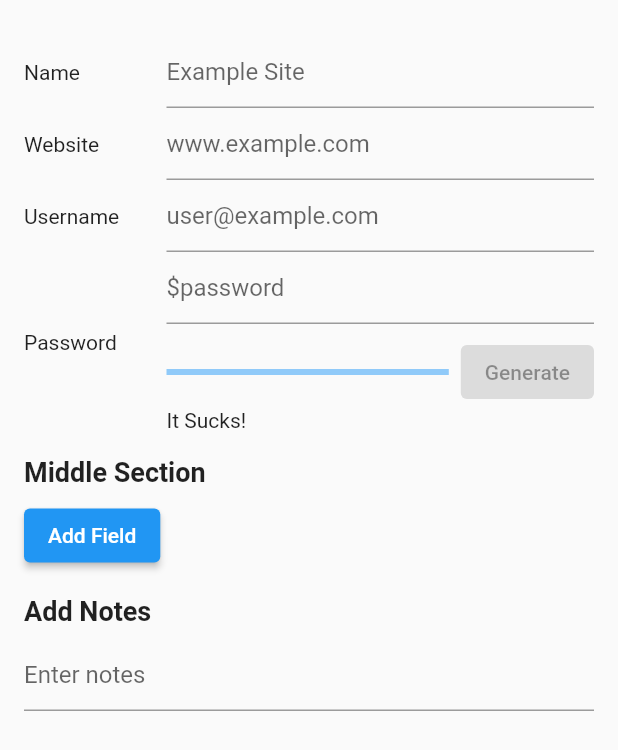
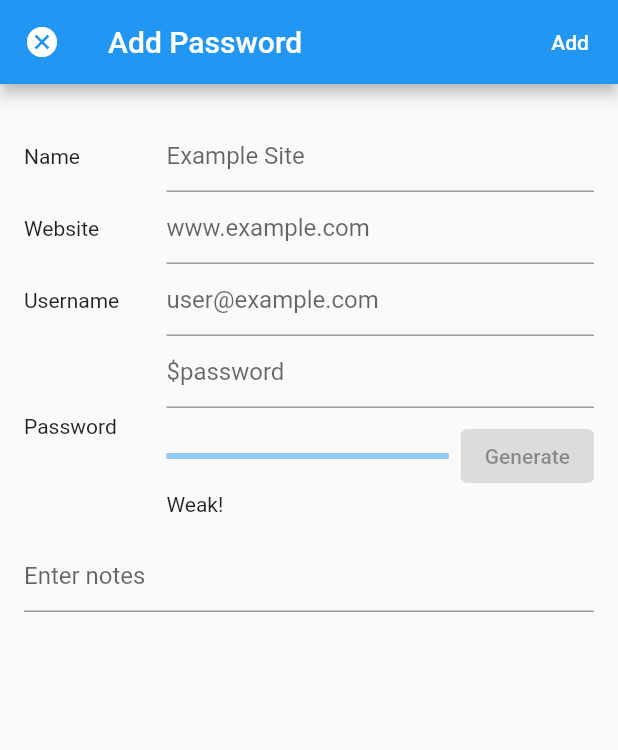
Before and after one commit to tapashmajumder/flutter_stashword, a Flutter app: the AddPasswordWidget screen opened directly, on a phone screen of 412 x 824 dp. Shown: the top 750 px of the screen. Run offline on Flutter 3.47's test engine with Material 2 defaults, Android fonts, the phone set to English and light mode, and no system bars; our stand-ins replace dartz, equatable, flutter_hooks, flutter_secure_storage, hive, hive_flutter and 2 more; missing offline and left inert: encrypt, pointycastle; accounts and stored records are empty.

Commit message:
1. Add Password is really adding password now. 2. Fix the showDialog mixin. now there is no need to pass the AppBar.

```diff
--- a/lib/ui/item/add_password.dart
+++ b/lib/ui/item/add_password.dart
@@ -2,75 +2,82 @@ import 'package:Stashword/model/item_models.dart';
 import 'package:Stashword/state/providers.dart';
 import 'package:Stashword/util/ace_util.dart';
 import 'package:flutter/material.dart';
-import 'package:Stashword/ui/util/mixin.dart';
 import 'package:hooks_riverpod/hooks_riverpod.dart';
+import 'package:flutter_hooks/flutter_hooks.dart';
 
-class MyFormNotifier extends StateNotifier<List<(String, String)>> {
-  MyFormNotifier()
-      : super([
-          ('Name', 'Example Site'),
-          ('Website', 'www.example.com'),
-          ('Username', 'user@eaxample.com'),
-          ('Password', '\$password'),
-        ]);
+class AddPasswordWidget extends HookConsumerWidget {
+  const AddPasswordWidget({
+    Key? key,
+  }) : super(key: key);
 
-  void addField() {
-    final newFieldIndex = state.length + 1;
-    state = [...state, ('Field $newFieldIndex', '')];
+  @override
+  Widget build(BuildContext context, WidgetRef ref) {
+    final nameEditingController = useTextEditingController();
+    final websiteEditingController = useTextEditingController();
+    final userNameEditingController = useTextEditingController();
+    final notesEditingController = useTextEditingController();
+    final passwordWidget = PasswordFormFieldWidget();
+
+    (bool, String?) validate({
+      final String? name,
+      final String? website,
+      final String? userName,
+      final String? password,
+    }) {
+      if (name == null) {
+        return (false, "Name can't be empty");
+      } else {
+        return (true, null);
       }
     }
 
-final StateNotifierProvider<MyFormNotifier, List<(String, String)>> fieldsProvider = StateNotifierProvider((ref) => MyFormNotifier());
+    void onAddTapped() {
+      final name = nameEditingController.text.nullIfEmpty();
+      final website = websiteEditingController.text.nullIfEmpty();
+      final userName = userNameEditingController.text.nullIfEmpty();
+      final password = passwordWidget.password.nullIfEmpty();
+      final notes = notesEditingController.text.nullIfEmpty();
 
-class AddPasswordWidget extends HookConsumerWidget with CustomDialogMixin {
-  AddPasswordWidget({
-    super.key,
-  });
-
-  AppBar createAppBar(BuildContext context, WidgetRef ref) {
-    return AppBar(
-      shape: const RoundedRectangleBorder(
-        borderRadius: BorderRadius.only(
-          topLeft: Radius.circular(10),
-          topRight: Radius.circular(10),
-        ),
-      ),
-      automaticallyImplyLeading: false,
-      leading: IconButton(
-        icon: const Icon(Icons.cancel),
+      final (valid, errorMessage) = validate(name: name, website: website, userName: userName, password: password);
+      if (!valid) {
+        showDialog(
+          context: context,
+          builder: (BuildContext context) {
+            return AlertDialog(
+              title: const Text('Error saving item'),
+              content: Text(errorMessage ?? "Invalid input"),
+              actions: [
+                TextButton(
+                  child: const Text('OK'),
                   onPressed: () {
-          ref.read(providers.itemViewStateProvider.notifier).state = ItemViewState.view;
-          Navigator.of(context).pop();
+                    Navigator.of(context).pop(); // Closes the dialog
                   },
                 ),
-      title: const Text("Add Password"),
-      actions: [
-        TextButton(
-          onPressed: () {
+              ],
+            );
+          },
+        );
+        return;
+      }
+
       final item = PasswordModel(
         id: AceUtil.newUuid(),
-              iv: "iv2",
-              name: "Amazon AWS 33",
-              userName: "user@example.com",
-              sharedItem: true,
+        iv: AceUtil.newIv(),
+        name: name,
+        url: website,
+        userName: userName,
+        password: password,
+        notes: notes,
       );
 
       ref.read(providers.itemsProvider.notifier).addItem(item: item);
       ref.read(providers.itemViewStateProvider.notifier).state = ItemViewState.view;
       Navigator.of(context).pop();
-          },
-          child: const Text("Save", style: TextStyle(color: Colors.white)),
-        ),
-      ],
-    );
     }
 
-  @override
-  Widget build(BuildContext context, WidgetRef ref) {
-    final fieldNamesNotifier = ref.watch(fieldsProvider.notifier);
-    final fieldNames = ref.watch(fieldsProvider);
 
     return Scaffold(
+      appBar: createAppBar(context, ref, onAddTapped),
       body: Padding(
         padding: const EdgeInsets.all(16.0),
         child: Column(
@@ -85,7 +92,7 @@ class AddPasswordWidget extends HookConsumerWidget with CustomDialogMixin {
                     Expanded(
                       flex: 3,
                       child: TextFormField(
-                        controller: TextEditingController(),
+                        controller: nameEditingController,
                         decoration: const InputDecoration(
                           hintText: 'Example Site',
                         ),
@@ -99,7 +106,7 @@ class AddPasswordWidget extends HookConsumerWidget with CustomDialogMixin {
                     Expanded(
                       flex: 3,
                       child: TextFormField(
-                        controller: TextEditingController(),
+                        controller: websiteEditingController,
                         decoration: const InputDecoration(
                           hintText: 'www.example.com',
                         ),
@@ -113,7 +120,7 @@ class AddPasswordWidget extends HookConsumerWidget with CustomDialogMixin {
                     Expanded(
                       flex: 3,
                       child: TextFormField(
-                        controller: TextEditingController(),
+                        controller: userNameEditingController,
                         decoration: const InputDecoration(
                           hintText: 'user@example.com',
                         ),
@@ -121,26 +128,12 @@ class AddPasswordWidget extends HookConsumerWidget with CustomDialogMixin {
                     ),
                   ],
                 ),
-                PasswordFormFieldWidget(),
+                passwordWidget,
               ],
             ),
             const SizedBox(height: 16),
-            const Text(
-              'Middle Section',
-              style: TextStyle(fontSize: 18, fontWeight: FontWeight.bold),
-            ),
-            const SizedBox(height: 8),
-            ElevatedButton(
-              onPressed: fieldNamesNotifier.addField,
-              child: const Text('Add Field'),
-            ),
-            const SizedBox(height: 16),
-            const Text(
-              'Add Notes',
-              style: TextStyle(fontSize: 18, fontWeight: FontWeight.bold),
-            ),
-            const SizedBox(height: 8),
             TextFormField(
+              controller: notesEditingController,
               maxLines: null, // Allows multiline input
               keyboardType: TextInputType.multiline, // Specifies multiline keyboard
               decoration: const InputDecoration(
@@ -152,21 +145,41 @@ class AddPasswordWidget extends HookConsumerWidget with CustomDialogMixin {
       ),
     );
   }
+
+  AppBar createAppBar(BuildContext context, WidgetRef ref, VoidCallback onAddTapped) {
+    return AppBar(
+      automaticallyImplyLeading: false,
+      leading: IconButton(
+        icon: const Icon(Icons.cancel),
+        onPressed: () {
+          ref.read(providers.itemViewStateProvider.notifier).state = ItemViewState.view;
+          Navigator.of(context).pop();
+        },
+      ),
+      title: const Text("Add Password"),
+      actions: [
+        TextButton(
+          onPressed: onAddTapped,
+          child: const Text("Add", style: TextStyle(color: Colors.white)),
+        ),
+      ],
+    );
+  }
 }
 
 class PasswordFormFieldWidget extends StatefulWidget {
-  PasswordFormFieldWidget({super.key});
+  PasswordFormFieldWidget({Key? key}) : super(key: key);
+  final textEditingController = TextEditingController();
 
   @override
   State<StatefulWidget> createState() => _PasswordFormFieldState();
 
-  String? password;
+  String get password => textEditingController.text;
 }
 
 class _PasswordFormFieldState extends State<PasswordFormFieldWidget> {
   double progressValue = 0.0;
-  String strengthText = "It Sucks!";
-  TextEditingController textEditingController = TextEditingController();
+  String strengthText = "Weak!";
 
   void _onPasswordChanged(String? value) {
     setState(() {
@@ -177,14 +190,13 @@ class _PasswordFormFieldState extends State<PasswordFormFieldWidget> {
   void _updatePasswordStrength(final String? password) {
     if (password == null) {
       progressValue = 0.0;
-      strengthText = "It Sucks!";
-      widget.password = null;
+      strengthText = "Weak!";
       return;
     }
 
     if (password.isEmpty) {
       progressValue = 0.0;
-      strengthText = "It Sucks!";
+      strengthText = "Weak!";
     } else if (password.length == 1) {
       progressValue = 0.5;
       strengthText = "OK";
@@ -192,7 +204,6 @@ class _PasswordFormFieldState extends State<PasswordFormFieldWidget> {
       progressValue = 0.8;
       strengthText = "Awesome!";
     }
-    widget.password = password;
   }
 
   @override
@@ -209,7 +220,7 @@ class _PasswordFormFieldState extends State<PasswordFormFieldWidget> {
             child: Column(
               children: [
                 TextFormField(
-                    controller: textEditingController,
+                    controller: widget.textEditingController,
                     onChanged: _onPasswordChanged,
                     decoration: const InputDecoration(
                       hintText: '\$password',
--- a/lib/ui/item/items.dart
+++ b/lib/ui/item/items.dart
@@ -29,14 +29,13 @@ class ItemsWidget extends HookConsumerWidget with CustomDialogMixin {
     final items = ref.watch(providers.itemsProvider);
     final itemViewState = ref.watch(providers.itemViewStateProvider);
 
-    final addItemWidget = AddPasswordWidget();
+    if (itemViewState == ItemViewState.add) {
+      final addItemWidget = AddPasswordWidget();
 
-    if (itemViewState == ItemViewState.add) {
       WidgetsBinding.instance.addPostFrameCallback((_) {
         showCustomDialog(
           context: context,
           contentWidget: addItemWidget,
-          appBar: addItemWidget.createAppBar(context, ref),
         );
       });
     }
--- a/pubspec.yaml
+++ b/pubspec.yaml
@@ -43,6 +43,7 @@ dependencies:
   uuid: ^3.0.7
   http: ^1.0.0
   shared_preferences: ^2.1.1
+  flutter_hooks: ^0.18.6
   hooks_riverpod: ^2.3.6
 
   # The following adds the Cupertino Icons font to your application.
```
Also changed, not shown: lib/ui/util/mixin.dart (+7 -22 lines), lib/util/ace_util.dart (+6 -6 lines), pubspec.lock. Lines whose indentation alone changed are shown as unchanged.
